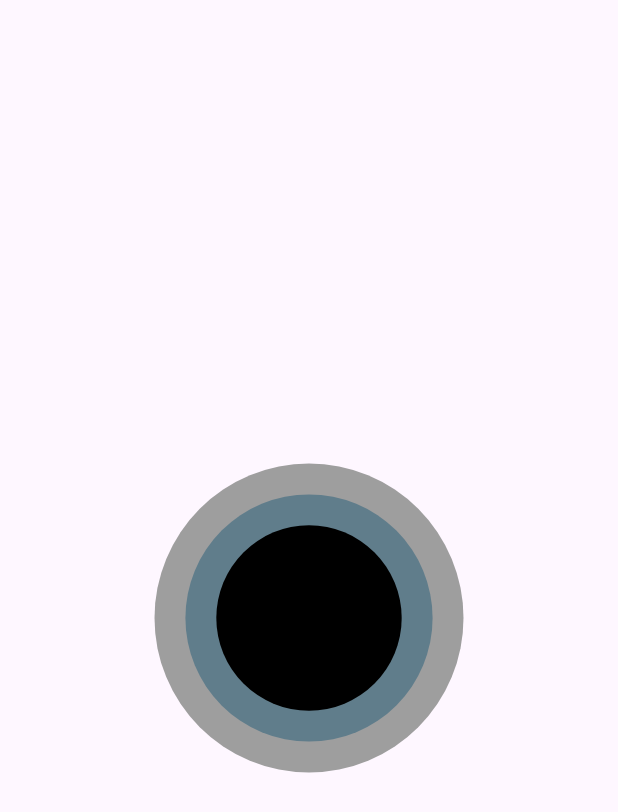
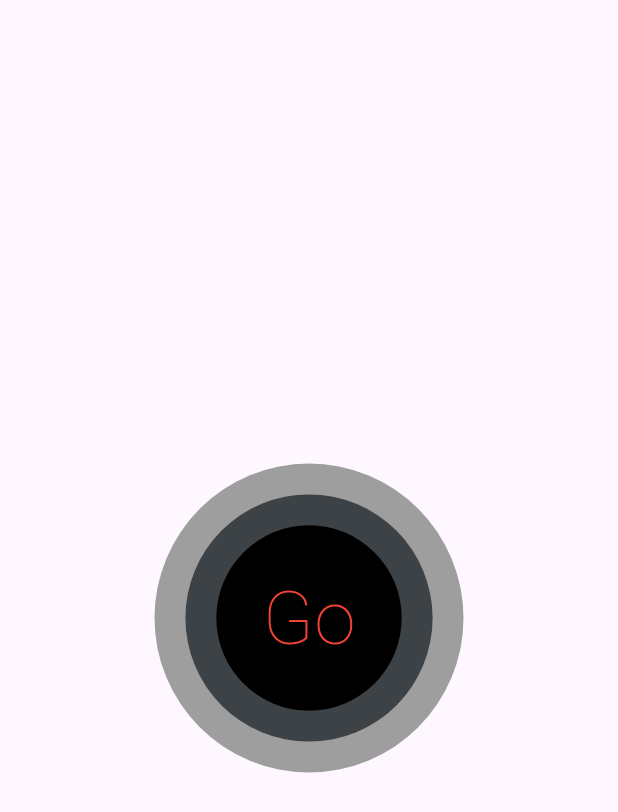
Before and after one commit to IshraqSikder/Mid_C223029, a Flutter app: the screen it shows after launch, on a phone screen of 412 x 824 dp. Shown: the top 812 px of the screen. Run offline on Flutter 3.47's test engine with Material 3 defaults, Android fonts, the phone set to English and light mode, and no system bars; our stand-ins replace get.

Commit message:
second commit

```diff
--- a/lib/main.dart
+++ b/lib/main.dart
@@ -57,24 +57,34 @@ class MyHomePage extends StatelessWidget {
                     : size.height * 0.20,
                 width:
                     rippleClicked.value ? size.width * 0.40 : size.width * 0.4,
-                decoration: BoxDecoration(
+                decoration: const BoxDecoration(
                   shape: BoxShape.circle,
-                  color: Colors.blueGrey.shade500,
+                  color: Color.fromARGB(255, 60, 66, 69),
                 ),
               ),
               // 3rd circle
-              AnimatedContainer(
-                duration: const Duration(milliseconds: 555),
-                height: rippleClicked.value
-                    ? size.height * 0.15
-                    : size.height * 0.15,
-                width:
-                    rippleClicked.value ? size.width * 0.40 : size.width * 0.3,
-                decoration: const BoxDecoration(
-                  shape: BoxShape.circle,
-                  color: Colors.black,
+              GestureDetector(
+                onTap: () {
+                  rippleClicked.value = !rippleClicked.value;
+                },
+                child: Container(
+                  height: size.height * 0.15,
+                  width: size.width * 0.4,
+                  decoration: const BoxDecoration(
+                    shape: BoxShape.circle,
+                    color: Colors.black,
+                  ),
                 ),
               ),
+              if (!rippleClicked.value)
+                const Positioned(
+                    child: Text(
+                  'Go',
+                  style: TextStyle(
+                      fontSize: 50,
+                      fontWeight: FontWeight.w200,
+                      color: Colors.red),
+                ))
             ],
           ),
         )));
```
